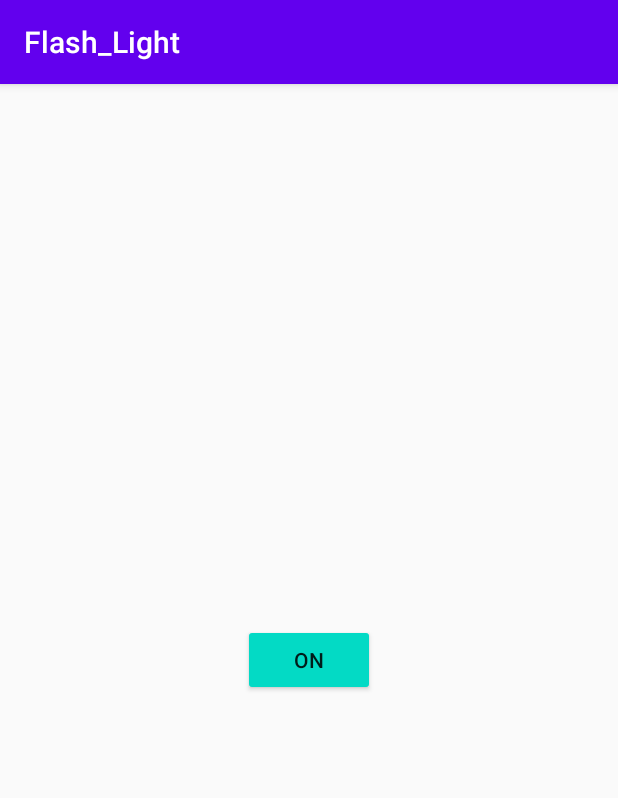
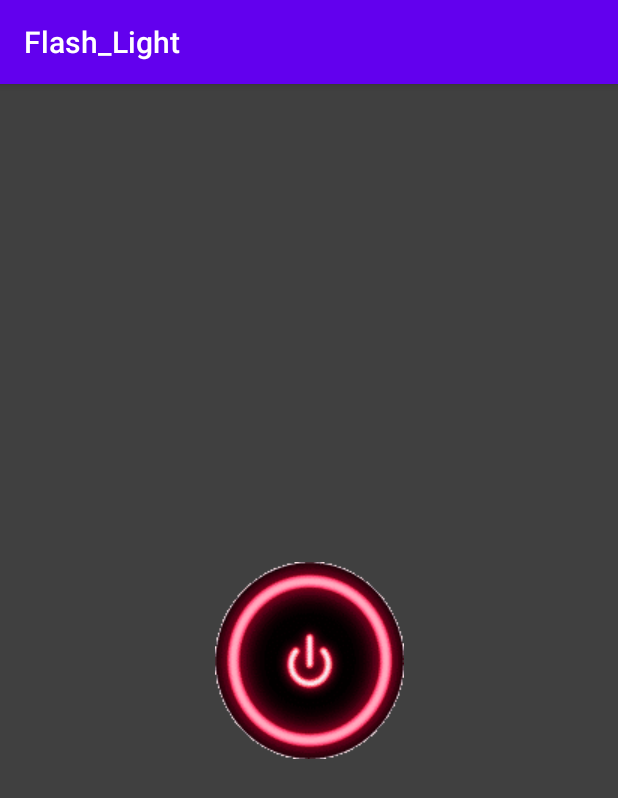
Before and after one commit to anurag1299/Android-cl4-practical-projects, an Android app: the screen it shows after launch (MainActivity), on a phone screen of 412 x 824 dp. Shown: the top 798 px of the screen. Run offline under Robolectric (Android 15) with nearby library versions, the phone set to English and light mode, and no system bars.

Commit message:
flsh light app finalized

```diff
--- a/Flash_Light/app/src/main/java/com/example/flash_light/MainActivity.java
+++ b/Flash_Light/app/src/main/java/com/example/flash_light/MainActivity.java
@@ -15,6 +15,7 @@ import android.os.Build;
 import android.os.Bundle;
 import android.view.View;
 import android.widget.Button;
+import android.widget.ImageView;
 import android.widget.Toast;
 
 @RequiresApi(api = Build.VERSION_CODES.LOLLIPOP)
@@ -23,7 +24,7 @@ public class MainActivity extends AppCompatActivity {
     private  final int CAMERA_REQUEST_CODE = 2;
     boolean hasCameraFlash = false;
     boolean isFlashOn = false;
-    Button Flash;
+    ImageView Flash;
 
     @Override
     protected void onCreate(Bundle savedInstanceState) {
@@ -31,7 +32,7 @@ public class MainActivity extends AppCompatActivity {
         setContentView(R.layout.activity_main);
 
         hasCameraFlash = getPackageManager().hasSystemFeature(PackageManager.FEATURE_CAMERA_FLASH);
-        Flash = (Button)findViewById(R.id.Flash);
+        Flash = (ImageView) findViewById(R.id.Flash);
         Flash.setOnClickListener(new View.OnClickListener() {
             @Override
             public void onClick(View v) {
@@ -44,13 +45,12 @@ public class MainActivity extends AppCompatActivity {
     private void flashLight(){
         if(hasCameraFlash){
             if(isFlashOn){
-                Flash.setText("On");
-                if (Build.VERSION.SDK_INT >= Build.VERSION_CODES.M) {
+                Flash.setImageResource(R.drawable.btn_off);
                     flashLightOff();
-                }
+
                 isFlashOn = false;
             }else{
-                Flash.setText("Off");
+                Flash.setImageResource(R.drawable.btn_on);
                 flashLightOn();
                 isFlashOn = true;
             }
@@ -64,14 +64,14 @@ public class MainActivity extends AppCompatActivity {
         CameraManager cameraManager = (CameraManager)getSystemService(Context.CAMERA_SERVICE);
         try{
             String cameraId = cameraManager.getCameraIdList()[0];
-            if (Build.VERSION.SDK_INT >= Build.VERSION_CODES.M) {
+
                 cameraManager.setTorchMode(cameraId,false);
-            }
+
         }catch (CameraAccessException e){}
     }
 
-    @SuppressLint("NewApi")
-    @RequiresApi(api = Build.VERSION_CODES.LOLLIPOP)
+
+
     private void flashLightOn(){
         CameraManager cameraManager = (CameraManager)getSystemService(Context.CAMERA_SERVICE);
         try{
--- a/Flash_Light/app/src/main/res/layout/activity_main.xml
+++ b/Flash_Light/app/src/main/res/layout/activity_main.xml
@@ -4,11 +4,12 @@
     xmlns:tools="http://schemas.android.com/tools"
     android:layout_width="match_parent"
     android:layout_height="match_parent"
+    android:background="#404040"
     tools:context=".MainActivity">
 
-    <Button
+    <ImageView
         android:id="@+id/Flash"
-
+        android:src="@drawable/btn_off"
         android:layout_width="wrap_content"
         android:layout_height="wrap_content"
         android:text="On"
@@ -16,6 +17,6 @@
         app:layout_constraintBottom_toBottomOf="parent"
         app:layout_constraintTop_toTopOf="parent"
         app:layout_constraintStart_toStartOf="parent"
-        app:layout_constraintEnd_toEndOf="parent"></Button>
+        app:layout_constraintEnd_toEndOf="parent"></ImageView>
 
 </androidx.constraintlayout.widget.ConstraintLayout>
```
Also changed, not shown: Flash_Light/app/src/main/res/drawable/btn_off.png (added), Flash_Light/app/src/main/res/drawable/btn_on.png (added).
